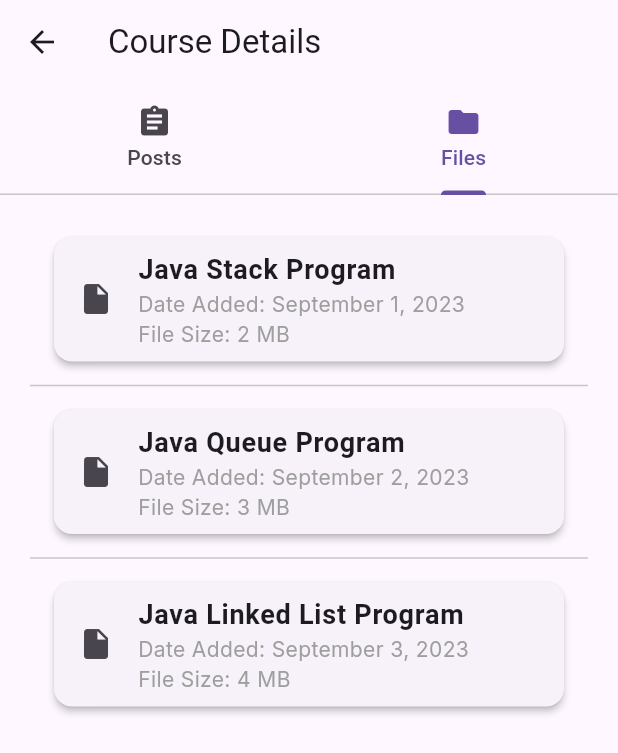
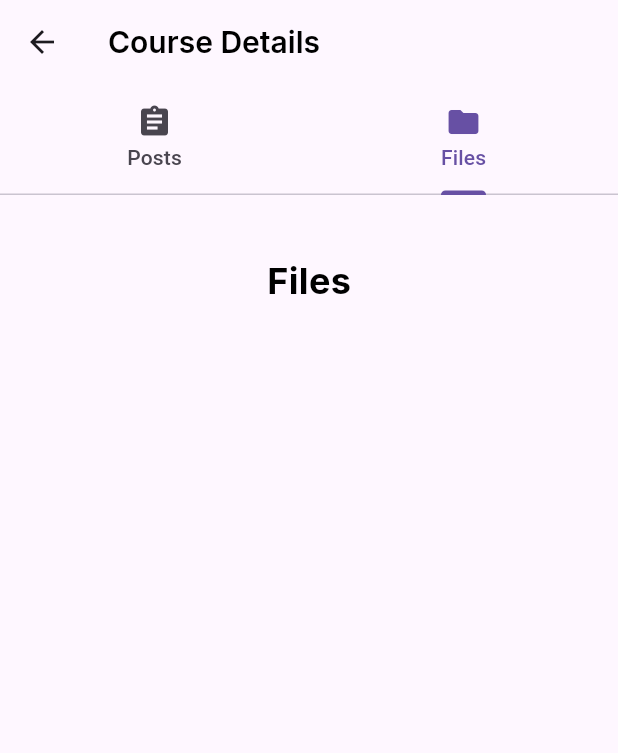
Before and after one commit to NMIMS-App/NMIMS-App, a Flutter app: the CoursesDetailsScreen screen opened directly with empty values, tab 2 chosen, on a phone screen of 412 x 824 dp. Shown: the top 753 px of the screen. Run offline on Flutter 3.47's test engine with Material 2 defaults, Android fonts, the light colour scheme and no system bars; our stand-ins replace file_picker, firebase_auth, firebase_core, google_fonts; missing offline and left inert: syncfusion_flutter_pdfviewer; accounts and stored records are empty.

Commit message:
Fixed courses + profile + support

```diff
--- a/lib/main.dart
+++ b/lib/main.dart
@@ -18,7 +18,7 @@ void main() async {
             useMaterial3: true,
           ),
           //change back to Login
-          home: const HomeScreen(),
+          home: const LoginScreen(),
         ),
       );
     },
--- a/lib/models/assignment_item_model.dart
+++ b/lib/models/assignment_item_model.dart
@@ -24,14 +24,16 @@ final assignments = [
     assignmentSubmitted: true,
     assignmentCourse: 'Android Development',
     assignmentInstructions:
-          'Create a simple app that displays a list of assignments'),
+        'Create a simple app that displays a list of assignments',
+  ),
   Assignment(
     assignmentName: 'Assignment 2',
     assignmentLink: 'https://www.google.com',
     assignmentDueDate: DateTime(2021, 11, 5), // 12/12/2021
     assignmentSubmitted: false,
     assignmentCourse: 'Maths',
-      assignmentInstructions: 'Solve the following questions: 1+1=?'),
+    assignmentInstructions: 'Solve the following questions: 1+1=?',
+  ),
   Assignment(
     assignmentName: 'Assignment 3',
     assignmentLink: 'https://www.google.com',
--- a/lib/models/category_item_model.dart
+++ b/lib/models/category_item_model.dart
@@ -1,6 +1,8 @@
 import 'package:flutter/material.dart';
 import 'package:nmims_app/screens/assignments/assignments_screen.dart';
 import 'package:nmims_app/screens/courses/courses_screen.dart';
+import 'package:nmims_app/screens/profile/profile_screen.dart';
+import 'package:nmims_app/screens/support/support_screen.dart';
 import 'package:nmims_app/screens/timetable/timetable.dart';
 
 class Category {
@@ -52,12 +54,12 @@ final categories = [
     categoryIcon: Icons.library_books,
   ),
   Category(
-    categoryScreen: const TimeTable(),
+    categoryScreen: const SupportScreen(),
     categoryName: 'Support',
     categoryIcon: Icons.settings_applications,
   ),
   Category(
-    categoryScreen: const TimeTable(),
+    categoryScreen: const ProfileScreen(),
     categoryName: 'Profile',
     categoryIcon: Icons.person,
   ),
--- a/lib/models/course_activity_files_model.dart
+++ b/lib/models/course_activity_files_model.dart
@@ -20,8 +20,16 @@ const files = [
   CourseActivityFiles(
     courseName: 'Operating Systems',
     courseId: 'OS111',
-    courseActivityFileName: 'Java Stack Program',
-    courseActivityTitle: 'JavaStack.docx',
+    courseActivityFileName: 'OS Program',
+    courseActivityTitle: 'OS.docx',
+    dateAdded: 'September 1, 2023',
+    fileSize: '2 MB',
+  ),
+  CourseActivityFiles(
+    courseName: 'Operating Systems',
+    courseId: 'OS111',
+    courseActivityFileName: 'OS Program 2',
+    courseActivityTitle: 'OS2.docx',
     dateAdded: 'September 1, 2023',
     fileSize: '2 MB',
   ),
@@ -36,8 +44,16 @@ const files = [
   CourseActivityFiles(
     courseName: 'Computer Networks',
     courseId: 'CN111',
-    courseActivityFileName: 'Java Linked List Program',
-    courseActivityTitle: 'JavaLinkedList.pdf',
+    courseActivityFileName: 'CN Program',
+    courseActivityTitle: 'CN.pdf',
+    dateAdded: 'September 3, 2023',
+    fileSize: '4 MB',
+  ),
+  CourseActivityFiles(
+    courseName: 'Computer Networks',
+    courseId: 'CN111',
+    courseActivityFileName: 'CN Program 2',
+    courseActivityTitle: 'CN2.pdf',
     dateAdded: 'September 3, 2023',
     fileSize: '4 MB',
   ),
--- a/lib/screens/courses/courses_details_screen.dart
+++ b/lib/screens/courses/courses_details_screen.dart
@@ -2,7 +2,7 @@ import 'package:flutter/material.dart';
 import 'package:google_fonts/google_fonts.dart';
 import 'package:nmims_app/models/course_activity_files_model.dart';
 import 'package:nmims_app/models/courses_model.dart';
-import 'package:nmims_app/widgets/course_acitivity_item.dart';
+import 'package:nmims_app/widgets/course_activity_item.dart';
 
 class CoursesDetailsScreen extends StatefulWidget {
   const CoursesDetailsScreen({
@@ -23,7 +23,15 @@ class _CoursesDetailsScreenState extends State<CoursesDetailsScreen> {
       length: 2,
       child: Scaffold(
         appBar: AppBar(
-          title: const Text('Course Details'),
+          title: Text(
+            'Course Details',
+            textAlign: TextAlign.left,
+            style: GoogleFonts.inter(
+              fontSize: 20,
+              fontWeight: FontWeight.w600,
+              color: Colors.black,
+            ),
+          ),
           bottom: const TabBar(
             tabs: [
               Tab(text: 'Posts', icon: Icon(Icons.assignment)),
@@ -48,9 +56,10 @@ class _CoursesDetailsScreenState extends State<CoursesDetailsScreen> {
   }
 
   Widget _buildActivityTab() {
-    return ListView.builder(
-      itemCount: 1,
-      itemBuilder: (BuildContext context, int index) {
+    // Filter the files for the current course.
+    final courseActivities =
+        files.where((file) => file.courseId == widget.course.courseId).toList();
+
     return Container(
       decoration: BoxDecoration(
         border: Border.all(
@@ -61,46 +70,14 @@ class _CoursesDetailsScreenState extends State<CoursesDetailsScreen> {
       ),
       child: Column(
         children: [
-              Stack(
-                alignment: Alignment.center,
-                children: [
-                  SizedBox(
-                    width: double.infinity,
-                    height: 200,
-                    child: ClipRRect(
-                      borderRadius: const BorderRadius.only(
-                        topLeft: Radius.circular(12),
-                        topRight: Radius.circular(12),
+          const SizedBox(
+            height: 20,
           ),
-                      child: Image.asset(
-                        'lib/assets/background_image.jpeg',
-                        fit: BoxFit.cover,
-                      ),
-                    ),
-                  ),
-                  Positioned(
-                    top: 0,
-                    left: 0,
-                    right: 0,
-                    child: Container(
-                      height: 200,
-                      decoration: const BoxDecoration(
-                        border: Border(
-                          bottom: BorderSide(
-                            color: Colors.black,
-                            width: 1.0,
-                          ),
-                        ),
-                      ),
-                    ),
-                  ),
-                  Column(
-                    children: [
           Text(
             widget.course.courseName,
             textAlign: TextAlign.center,
             style: GoogleFonts.inter(
-                          color: Colors.white,
+              color: Colors.black,
               fontSize: 28,
               fontWeight: FontWeight.bold,
             ),
@@ -109,13 +86,9 @@ class _CoursesDetailsScreenState extends State<CoursesDetailsScreen> {
             widget.course.courseId,
             textAlign: TextAlign.center,
             style: GoogleFonts.inter(
-                          color: Colors.white,
+              color: Colors.black,
               fontSize: 24,
             ),
-                      ),
-                    ],
-                  ),
-                ],
           ),
           const SizedBox(
             height: 20,
@@ -128,20 +101,26 @@ class _CoursesDetailsScreenState extends State<CoursesDetailsScreen> {
               fontWeight: FontWeight.bold,
             ),
           ),
-              const Padding(
-                padding: EdgeInsets.symmetric(
-                  vertical: 20,
+          Expanded(
+            child: ListView.builder(
+              itemCount: courseActivities.length,
+              itemBuilder: (BuildContext context, int index) {
+                final activityFile = courseActivities[index];
+                return Padding(
+                  padding: const EdgeInsets.symmetric(
+                    vertical: 10,
                     horizontal: 20,
                   ),
                   child: CourseActivityItem(
-                  courseActivityTitle: 'Java Stack Program',
-                  courseActivityFileName: 'Java Stack',
+                    courseActivityTitle: activityFile.courseActivityTitle,
+                    courseActivityFileName: activityFile.courseActivityFileName,
+                  ),
+                );
+              },
             ),
           ),
         ],
       ),
-        );
-      },
     );
   }
 
@@ -162,12 +141,27 @@ class _CoursesDetailsScreenState extends State<CoursesDetailsScreen> {
       }
     }
 
-    return ListView.separated(
-      itemCount: files.length,
-      separatorBuilder: (context, index) =>
-          const Divider(), // Add a separating line
+    final courseFiles =
+        files.where((file) => file.courseId == widget.course.courseId).toList();
+
+    return Column(
+      children: [
+        const SizedBox(height: 20),
+        Text(
+          "Files",
+          style: GoogleFonts.inter(
+            color: Colors.black,
+            fontSize: 24,
+            fontWeight: FontWeight.bold,
+          ),
+        ),
+        const SizedBox(height: 20),
+        Expanded(
+          child: ListView.separated(
+            itemCount: courseFiles.length,
+            separatorBuilder: (context, index) => const Divider(),
             itemBuilder: (context, index) {
-        CourseActivityFiles file = files[index];
+              CourseActivityFiles file = courseFiles[index];
               final fileIcon = getFileIcon(file.courseActivityFileName);
 
               return Card(
@@ -201,13 +195,13 @@ class _CoursesDetailsScreenState extends State<CoursesDetailsScreen> {
                       ),
                     ],
                   ),
-            onTap: () {
-              // You can add functionality to open or download the file here
-              // For example, you can launch a PDF viewer or open a web URL.
-            },
+                  onTap: () {},
                 ),
               );
             },
+          ),
+        ),
+      ],
     );
   }
 }
```
Also changed, not shown: lib/screens/contact/contact_screen.dart (deleted, +0 -10 lines), lib/screens/support/support_screen.dart (added, +51 -0 lines), lib/widgets/course_activity_item.dart (renamed from lib/widgets/course_acitivity_item.dart, +19 -1 lines). Lines whose indentation alone changed are shown as unchanged.
